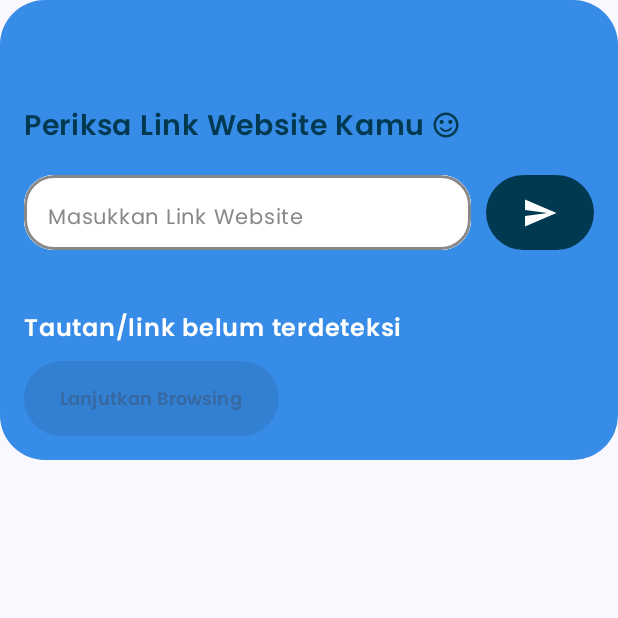
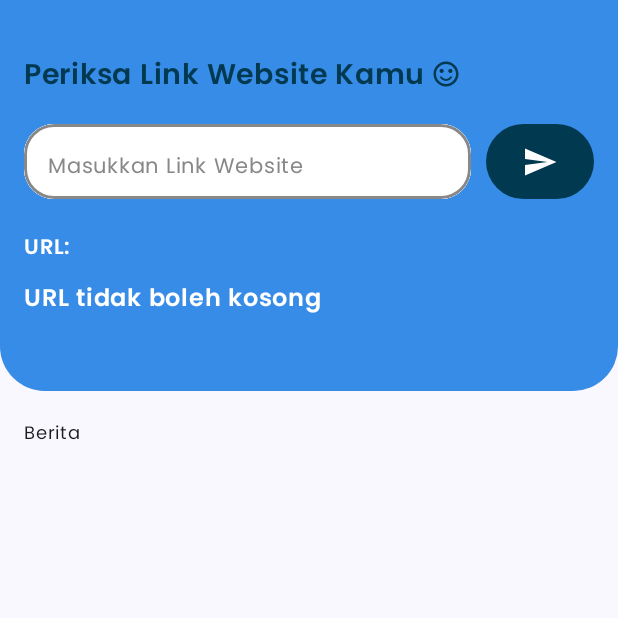
Before and after one commit to gilangrizkiputra/phising-detection-app, an Android app built with Jetpack Compose: the composable MainScreen shown on its own in the app's theme, after a tap on "Send", on a phone screen of 412 x 824 dp, the top half of it. Run offline under Robolectric (Android 15) with nearby library versions, the phone set to English and light mode, and no system bars; our stand-ins replace accompanist.

Commit message:
fix: deteksi tautan and hit api

```diff
--- a/app/src/main/java/com/project/phistingdetection/MainScreen/MainScreen.kt
+++ b/app/src/main/java/com/project/phistingdetection/MainScreen/MainScreen.kt
@@ -6,13 +6,21 @@
 import androidx.compose.foundation.background
 import androidx.compose.foundation.border
 import androidx.compose.foundation.layout.Arrangement
+import androidx.compose.foundation.layout.Box
 import androidx.compose.foundation.layout.Column
 import androidx.compose.foundation.layout.Row
 import androidx.compose.foundation.layout.Spacer
+import androidx.compose.foundation.layout.WindowInsets
+import androidx.compose.foundation.layout.asPaddingValues
+import androidx.compose.foundation.layout.fillMaxHeight
+import androidx.compose.foundation.layout.fillMaxSize
 import androidx.compose.foundation.layout.fillMaxWidth
 import androidx.compose.foundation.layout.height
 import androidx.compose.foundation.layout.padding
+import androidx.compose.foundation.layout.statusBars
+import androidx.compose.foundation.layout.systemBarsPadding
 import androidx.compose.foundation.layout.width
+import androidx.compose.foundation.lazy.LazyColumn
 import androidx.compose.foundation.shape.RoundedCornerShape
 import androidx.compose.material.icons.Icons
 import androidx.compose.material.icons.filled.Send
@@ -38,11 +46,17 @@
 import androidx.compose.ui.unit.dp
 import androidx.compose.ui.unit.sp
 import androidx.lifecycle.viewmodel.compose.viewModel
+import com.google.accompanist.swiperefresh.SwipeRefresh
+import com.google.accompanist.swiperefresh.rememberSwipeRefreshState
 import com.project.phistingdetection.component.FormInputItem
 import com.project.phistingdetection.ui.theme.blue
 import com.project.phistingdetection.ui.theme.poppinsFontFamily
 import com.project.phistingdetection.ui.theme.turquoiseGreen
 import com.project.phistingdetection.ui.theme.white
+import kotlinx.coroutines.CoroutineScope
+import kotlinx.coroutines.Dispatchers
+import kotlinx.coroutines.delay
+import kotlinx.coroutines.launch
 
 @Composable
 fun MainScreen(
@@ -61,7 +75,12 @@
         urlSafePercentage = viewModel.urlSafePercentage,
         isLoading = viewModel.isLoading,
         isUrlChecked = viewModel.isUrlChecked,
-        isSafe = viewModel.isSafe
+        isSafe = viewModel.isSafe,
+        isNotSafe = viewModel.isNotSafe,
+        onReset = {
+            inputLinkUrl = ""
+            viewModel.reset()
+        },
     )
 }
 
@@ -75,27 +94,49 @@
     isLoading: Boolean,
     isUrlChecked: Boolean,
     isSafe: Boolean,
+    isNotSafe: Boolean,
+    onReset: () -> Unit,
     modifier: Modifier = Modifier
 ) {
     val context = LocalContext.current
+    val refreshState = rememberSwipeRefreshState(isRefreshing = isLoading)
+    val refreshing = remember { mutableStateOf(false) }
 
-    Column {
+    Box(
+        modifier = Modifier
+            .fillMaxSize()
+            .systemBarsPadding()
+    ) {
+        SwipeRefresh(
+            state = rememberSwipeRefreshState(refreshing.value),
+            onRefresh = {
+                refreshing.value = true
+                CoroutineScope(Dispatchers.Main).launch {
+                    delay(500)
+                    onReset()
+                    refreshing.value = false
+                }
+            }
+        ) {
+            LazyColumn() {
+                item {
                     Surface(
                         modifier = modifier
                             .fillMaxWidth()
-                .clip(RoundedCornerShape(30.dp)),
+                            .clip(RoundedCornerShape(bottomEnd = 30.dp, bottomStart = 30.dp)),
                         color = blue,
                         shadowElevation = 4.dp,
                     ) {
                         Column(
                             modifier = Modifier
                                 .fillMaxWidth()
-                    .padding(start = 16.dp, top = 70.dp, end = 16.dp, bottom = 16.dp)
+                                .padding(16.dp)
                         ) {
                             Row (
                                 verticalAlignment = Alignment.CenterVertically,
                                 modifier = Modifier
                                     .fillMaxWidth()
+                                    .padding(top = 20.dp)
                             ){
                                 Text(
                                     text = "Periksa Link Website Kamu",
@@ -169,7 +210,7 @@
                                 }
                             }
 
-                Spacer(modifier = Modifier.height(40.dp))
+                            Spacer(modifier = Modifier.height(20.dp))
 
                             if (isUrlChecked) {
                                 Row(
@@ -189,7 +230,11 @@
                                     fontWeight = FontWeight.SemiBold,
                                     fontFamily = poppinsFontFamily,
                                     fontSize = 16.sp,
-                        color = if (isSafe) Color.Green else Color.Red,
+                                    color = when {
+                                        isSafe -> Color.Green
+                                        isNotSafe -> Color.Red
+                                        else -> Color.White
+                                    },
                                 )
                                 Text(
                                     text = urlSafePercentage,
@@ -209,6 +254,8 @@
                             }
 
                             Spacer(modifier = Modifier.height(10.dp))
+
+                            if (isUrlChecked && isSafe) {
                                 Button(
                                     onClick = {
                                         val intent = Intent(Intent.ACTION_VIEW, Uri.parse(inputLinkUrl))
@@ -220,8 +267,7 @@
                                     colors = ButtonDefaults.buttonColors(
                                         containerColor = turquoiseGreen,
                                         contentColor = white,
-                    ),
-                    enabled = isUrlChecked && isSafe
+                                    )
                                 ) {
                                     Text(
                                         text = "Lanjutkan Browsing",
@@ -230,9 +276,22 @@
                                         fontSize = 12.sp,
                                     )
                                 }
+                            }
+                        }
 
                     }
-
+                    Column(
+                        modifier = Modifier
+                            .fillMaxWidth()
+                            .fillMaxHeight()
+                            .padding(16.dp)
+                    ) {
+                        Text(
+                            text = "Berita"
+                        )
+                    }
+                }
+            }
         }
     }
 }
```
Also changed, not shown: app/build.gradle.kts (+6 -2 lines), app/src/main/AndroidManifest.xml (+6 -3 lines), app/src/main/java/com/project/phistingdetection/MainScreen/PhisingViewModel.kt (+27 -9 lines), app/src/main/java/com/project/phistingdetection/data/Retrofit/RetrofitClient.kt (+22 -6 lines), gradle.properties (added, +23 -0 lines), 1 other file. Lines whose indentation alone changed are shown as unchanged.
